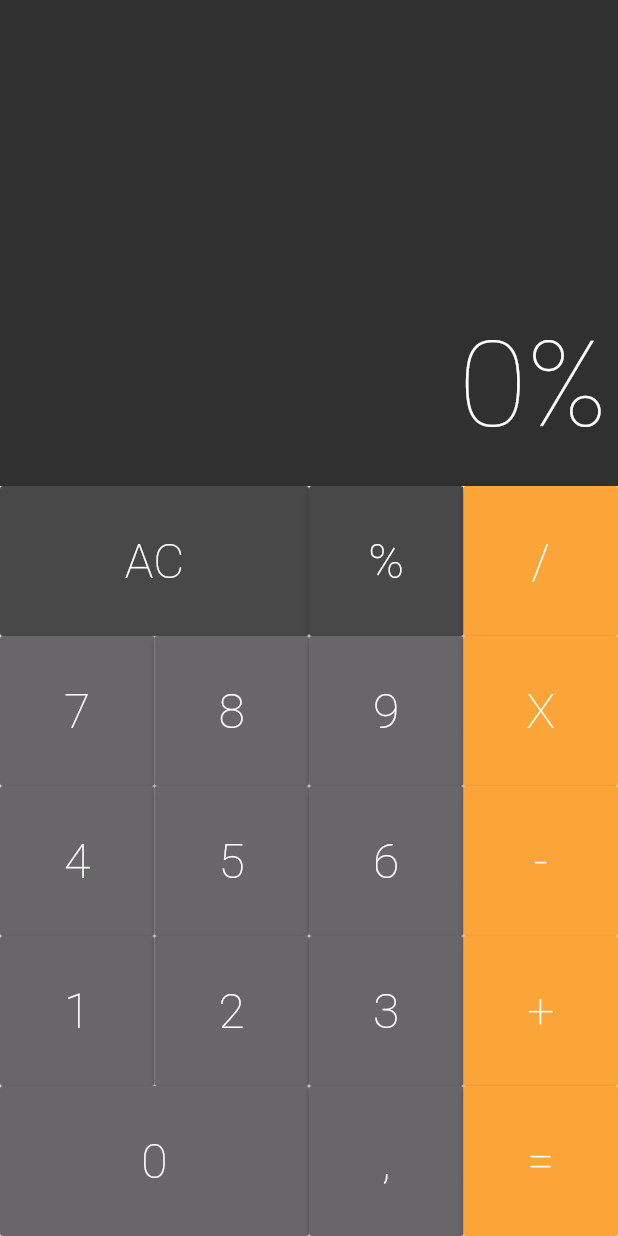
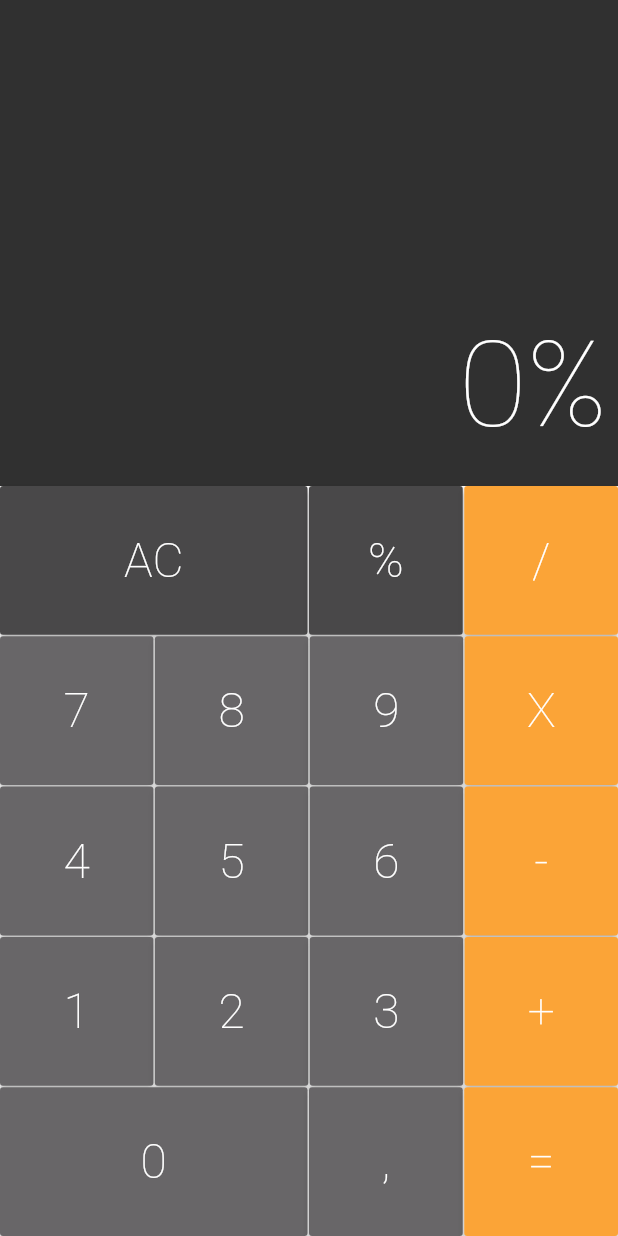
Before and after one commit to WCFX/Flutter-Calculator, a Flutter app: the screen it shows after launch, after a tap on an icon or button, on a phone screen of 412 x 824 dp. Run offline on Flutter 3.47's test engine with Material 2 defaults, Android fonts, the phone set to English and light mode, and no system bars; drawn by our look-alikes of auto_size_text.

Commit message:
style: 100% da estilizacao concluida

```diff
--- a/lib/components/button_row.dart
+++ b/lib/components/button_row.dart
@@ -11,9 +11,11 @@ class ButtonRow extends StatelessWidget {
     return Expanded(
       flex: 1,
       child: Row(
-        crossAxisAlignment: CrossAxisAlignment.stretch,
-        children: buttons,
-      ),
+          crossAxisAlignment: CrossAxisAlignment.stretch,
+          children: buttons.fold(<Widget>[], (list, b) {
+            list.isEmpty ? list.add(b) : list.addAll([SizedBox(width: 1), b]);
+            return list;
+          })),
     );
   }
 }
--- a/lib/components/keyboard.dart
+++ b/lib/components/keyboard.dart
@@ -18,24 +18,28 @@ class Keyboard extends StatelessWidget {
             Button.dark(text: '%', callback: callback),
             Button.operation(text: '/', callback: callback),
           ]),
+          SizedBox(height: 1),
           ButtonRow([
             Button(text: '7', callback: callback),
             Button(text: '8', callback: callback),
             Button(text: '9', callback: callback),
             Button.operation(text: 'X', callback: callback),
           ]),
+          SizedBox(height: 1),
           ButtonRow([
             Button(text: '4', callback: callback),
             Button(text: '5', callback: callback),
             Button(text: '6', callback: callback),
             Button.operation(text: '-', callback: callback),
           ]),
+          SizedBox(height: 1),
           ButtonRow([
             Button(text: '1', callback: callback),
             Button(text: '2', callback: callback),
             Button(text: '3', callback: callback),
             Button.operation(text: '+', callback: callback),
           ]),
+          SizedBox(height: 1),
           ButtonRow([
             Button(text: '0', big: true, callback: callback),
             Button(text: ',', callback: callback),
--- a/lib/models/memory.dart
+++ b/lib/models/memory.dart
@@ -2,7 +2,15 @@ class Memory {
   String _value = '0';
 
   void applyCommand(String command) {
-    _value += command;
+    if (command == 'AC') {
+      _allClear();
+    } else {
+      _value += command;
+    }
+  }
+
+  _allClear() {
+    _value = '0';
   }
 
   String get value {
```
